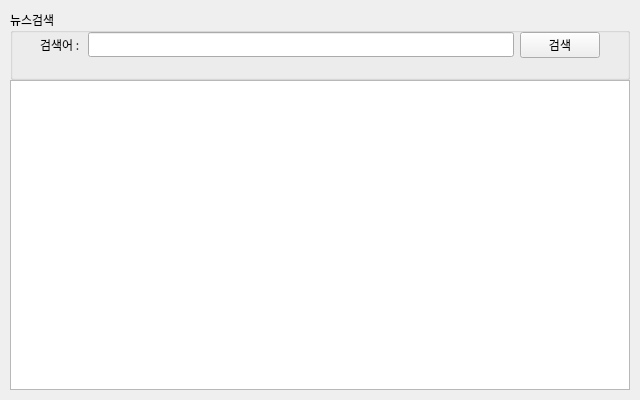
First picture: the form in part1/studyPyQt/naverApiSearch.ui, repository hun2mung/miniprojects, before the edit.
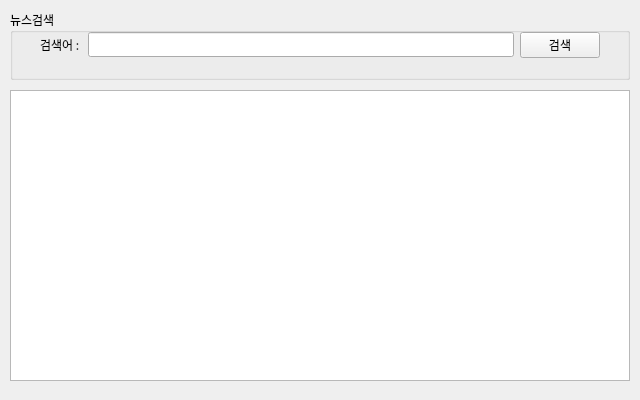
Second picture: the form after the edit.

Diff of the .ui file:
```diff
--- a/part1/studyPyQt/naverApiSearch.ui
+++ b/part1/studyPyQt/naverApiSearch.ui
@@ -88,9 +88,9 @@
    <property name="geometry">
     <rect>
      <x>10</x>
-     <y>80</y>
+     <y>90</y>
      <width>620</width>
-     <height>310</height>
+     <height>291</height>
     </rect>
    </property>
    <layout class="QVBoxLayout" name="resultLayout">
```
